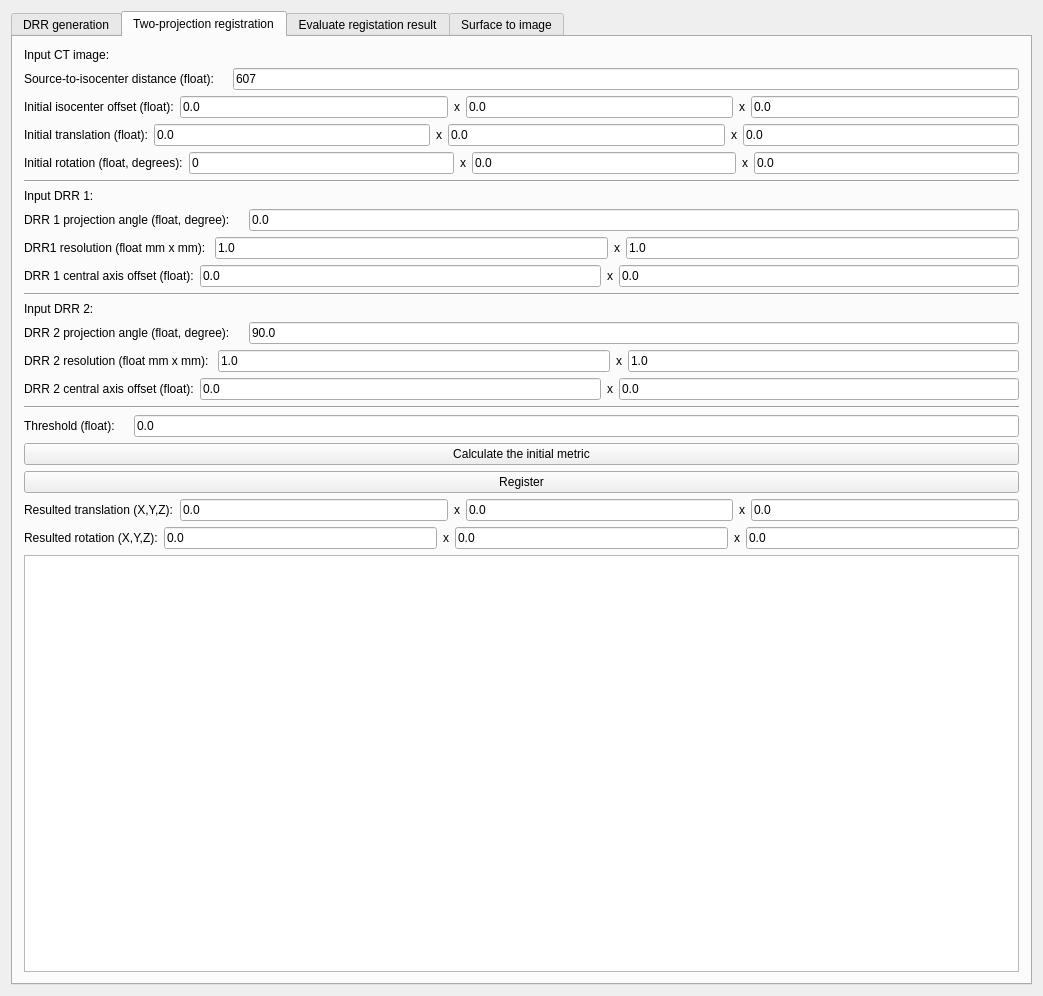
Before: the Qt Designer form Plugins/org.mitk.lancet.nodeeditor/src/internal/NodeEditorControls.ui in zzhou7/MITK_lancet, drawn with Qt 5.
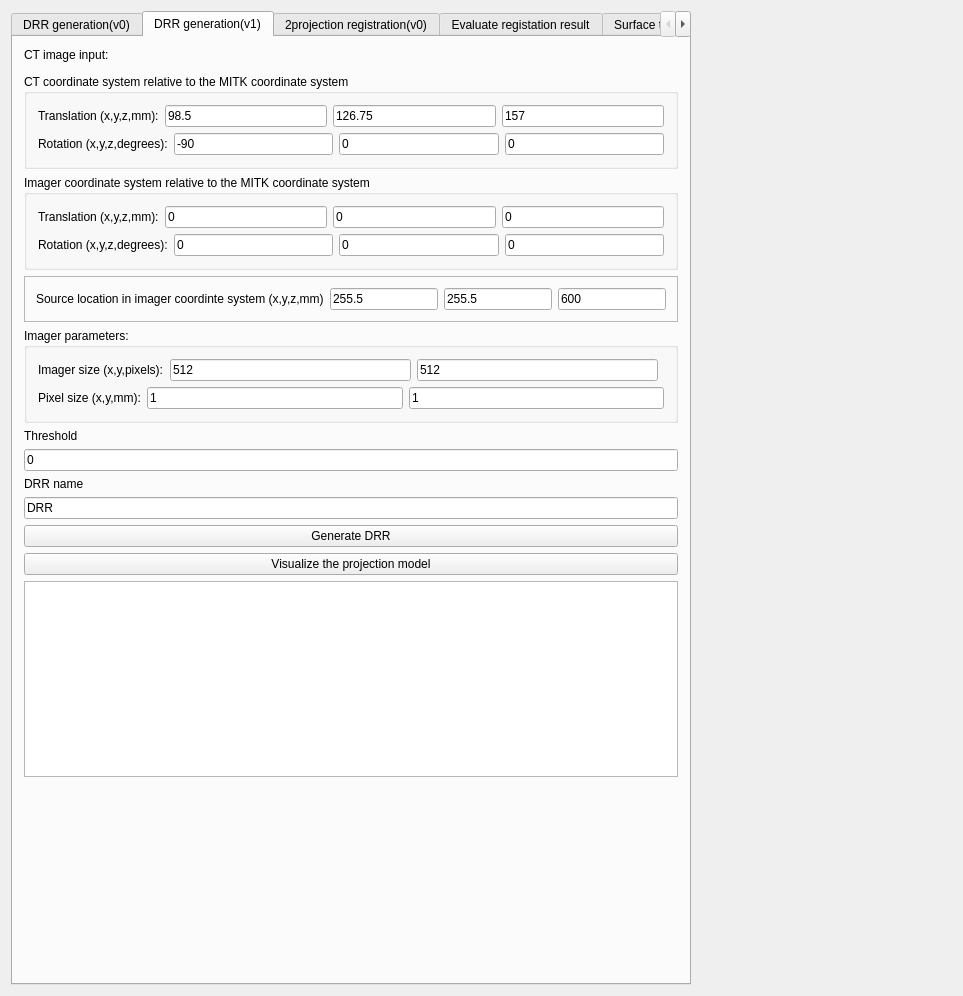
After: the same form once the commit is applied. Custom widgets are drawn as their Qt base class.

Commit message:
DRR coordinate system transform and visual kits
3 coordinate systems: MITK, CT and imager plane. The ray source is described regarding to the imager plane. The illustration is needed for comprehension. An STL monitor screen model is loaded separately

```diff
--- a/Plugins/org.mitk.lancet.nodeeditor/src/internal/NodeEditorControls.ui
+++ b/Plugins/org.mitk.lancet.nodeeditor/src/internal/NodeEditorControls.ui
@@ -6,7 +6,7 @@
    <rect>
     <x>0</x>
     <y>0</y>
-    <width>1043</width>
+    <width>963</width>
     <height>996</height>
    </rect>
   </property>
@@ -19,15 +19,15 @@
   <property name="windowTitle">
    <string>QmitkTemplate</string>
   </property>
-  <layout class="QHBoxLayout" name="horizontalLayout_7">
-   <item>
+  <layout class="QFormLayout" name="formLayout">
+   <item row="0" column="0">
     <widget class="QTabWidget" name="tabWidget">
      <property name="currentIndex">
       <number>1</number>
      </property>
      <widget class="QWidget" name="tab_5">
       <attribute name="title">
-       <string>DRR generation</string>
+       <string>DRR generation(v0)</string>
       </attribute>
       <layout class="QVBoxLayout" name="verticalLayout_2">
        <item>
@@ -524,9 +524,343 @@
        </item>
       </layout>
      </widget>
+     <widget class="QWidget" name="tab">
+      <attribute name="title">
+       <string>DRR generation(v1)</string>
+      </attribute>
+      <layout class="QGridLayout" name="gridLayout_3">
+       <item row="2" column="0">
+        <widget class="QGroupBox" name="groupBox">
+         <property name="title">
+          <string>CT coordinate system relative to the MITK coordinate system</string>
+         </property>
+         <layout class="QVBoxLayout" name="verticalLayout_11">
+          <item>
+           <layout class="QHBoxLayout" name="horizontalLayout_70">
+            <item>
+             <widget class="QLabel" name="label_72">
+              <property name="text">
+               <string>Translation (x,y,z,mm):</string>
+              </property>
+             </widget>
+            </item>
+            <item>
+             <widget class="QLineEdit" name="ctTxLineEdit">
+              <property name="text">
+               <string>98.5</string>
+              </property>
+             </widget>
+            </item>
+            <item>
+             <widget class="QLineEdit" name="ctTyLineEdit">
+              <property name="text">
+               <string>126.75</string>
+              </property>
+             </widget>
+            </item>
+            <item>
+             <widget class="QLineEdit" name="ctTzLineEdit">
+              <property name="text">
+               <string>157</string>
+              </property>
+             </widget>
+            </item>
+           </layout>
+          </item>
+          <item>
+           <layout class="QHBoxLayout" name="horizontalLayout_69">
+            <item>
+             <widget class="QLabel" name="label_74">
+              <property name="text">
+               <string>Rotation (x,y,z,degrees):</string>
+              </property>
+             </widget>
+            </item>
+            <item>
+             <widget class="QLineEdit" name="ctRxLineEdit">
+              <property name="text">
+               <string>-90</string>
+              </property>
+             </widget>
+            </item>
+            <item>
+             <widget class="QLineEdit" name="ctRyLineEdit">
+              <property name="text">
+               <string>0</string>
+              </property>
+             </widget>
+            </item>
+            <item>
+             <widget class="QLineEdit" name="ctRzLineEdit">
+              <property name="text">
+               <string>0</string>
+              </property>
+             </widget>
+            </item>
+           </layout>
+          </item>
+         </layout>
+        </widget>
+       </item>
+       <item row="4" column="0">
+        <widget class="QFrame" name="frame_2">
+         <property name="frameShape">
+          <enum>QFrame::StyledPanel</enum>
+         </property>
+         <property name="frameShadow">
+          <enum>QFrame::Raised</enum>
+         </property>
+         <layout class="QVBoxLayout" name="verticalLayout_14">
+          <item>
+           <layout class="QHBoxLayout" name="horizontalLayout_66">
+            <item>
+             <widget class="QLabel" name="label_151">
+              <property name="text">
+               <string>Source location in imager coordinte system (x,y,z,mm)</string>
+              </property>
+             </widget>
+            </item>
+            <item>
+             <widget class="QLineEdit" name="sourceXLineEdit">
+              <property name="text">
+               <string>255.5</string>
+              </property>
+             </widget>
+            </item>
+            <item>
+             <widget class="QLineEdit" name="sourceYLineEdit">
+              <property name="text">
+               <string>255.5</string>
+              </property>
+             </widget>
+            </item>
+            <item>
+             <widget class="QLineEdit" name="sourceZLineEdit">
+              <property name="text">
+               <string>600</string>
+              </property>
+             </widget>
+            </item>
+           </layout>
+          </item>
+         </layout>
+        </widget>
+       </item>
+       <item row="13" column="0">
+        <spacer name="verticalSpacer_7">
+         <property name="orientation">
+          <enum>Qt::Vertical</enum>
+         </property>
+         <property name="sizeHint" stdset="0">
+          <size>
+           <width>20</width>
+           <height>40</height>
+          </size>
+         </property>
+        </spacer>
+       </item>
+       <item row="0" column="0">
+        <widget class="QLabel" name="label_69">
+         <property name="text">
+          <string>CT image input:</string>
+         </property>
+        </widget>
+       </item>
+       <item row="6" column="0">
+        <widget class="QLabel" name="label_71">
+         <property name="text">
+          <string>Threshold</string>
+         </property>
+        </widget>
+       </item>
+       <item row="11" column="0">
+        <widget class="QPushButton" name="drrModelVisualPushButton">
+         <property name="text">
+          <string>Visualize the projection model</string>
+         </property>
+        </widget>
+       </item>
+       <item row="5" column="0">
+        <widget class="QGroupBox" name="groupBox_3">
+         <property name="title">
+          <string>Imager parameters:</string>
+         </property>
+         <layout class="QVBoxLayout" name="verticalLayout_13">
+          <item>
+           <layout class="QHBoxLayout" name="horizontalLayout_64">
+            <item>
+             <widget class="QLabel" name="label_153">
+              <property name="text">
+               <string>Imager size (x,y,pixels):</string>
+              </property>
+             </widget>
+            </item>
+            <item>
+             <widget class="QLineEdit" name="imagerPixelNumXLineEdit">
+              <property name="text">
+               <string>512</string>
+              </property>
+             </widget>
+            </item>
+            <item>
+             <widget class="QLineEdit" name="imagerPixelNumYLineEdit">
+              <property name="text">
+               <string>512</string>
+              </property>
+             </widget>
+            </item>
+            <item>
+             <widget class="QFrame" name="frame">
+              <property name="frameShape">
+               <enum>QFrame::StyledPanel</enum>
+              </property>
+              <property name="frameShadow">
+               <enum>QFrame::Raised</enum>
+              </property>
+             </widget>
+            </item>
+           </layout>
+          </item>
+          <item>
+           <layout class="QHBoxLayout" name="horizontalLayout_65">
+            <item>
+             <widget class="QLabel" name="label_154">
+              <property name="text">
+               <string>Pixel size (x,y,mm):</string>
+              </property>
+             </widget>
+            </item>
+            <item>
+             <widget class="QLineEdit" name="imagerPixelSizeXLineEdit">
+              <property name="text">
+               <string>1</string>
+              </property>
+             </widget>
+            </item>
+            <item>
+             <widget class="QLineEdit" name="imagerPixelSizeYLineEdit">
+              <property name="text">
+               <string>1</string>
+              </property>
+             </widget>
+            </item>
+           </layout>
+          </item>
+         </layout>
+        </widget>
+       </item>
+       <item row="1" column="0">
+        <widget class="QmitkSingleNodeSelectionWidget" name="newDrrCtImageSingleNodeSelectionWidget" native="true"/>
+       </item>
+       <item row="3" column="0">
+        <widget class="QGroupBox" name="groupBox_2">
+         <property name="title">
+          <string>Imager coordinate system relative to the MITK coordinate system</string>
+         </property>
+         <layout class="QVBoxLayout" name="verticalLayout_12">
+          <item>
+           <layout class="QHBoxLayout" name="horizontalLayout_68">
+            <item>
+             <widget class="QLabel" name="label_73">
+              <property name="text">
+               <string>Translation (x,y,z,mm):</string>
+              </property>
+             </widget>
+            </item>
+            <item>
+             <widget class="QLineEdit" name="imagerTxLineEdit">
+              <property name="text">
+               <string>0</string>
+              </property>
+             </widget>
+            </item>
+            <item>
+             <widget class="QLineEdit" name="imagerTyLineEdit">
+              <property name="text">
+               <string>0</string>
+              </property>
+             </widget>
+            </item>
+            <item>
+             <widget class="QLineEdit" name="imagerTzLineEdit">
+              <property name="text">
+               <string>0</string>
+              </property>
+             </widget>
+            </item>
+           </layout>
+          </item>
+          <item>
+           <layout class="QHBoxLayout" name="horizontalLayout_67">
+            <item>
+             <widget class="QLabel" name="label_75">
+              <property name="text">
+               <string>Rotation (x,y,z,degrees):</string>
+              </property>
+             </widget>
+            </item>
+            <item>
+             <widget class="QLineEdit" name="imagerRxLineEdit">
+              <property name="text">
+               <string>0</string>
+              </property>
+             </widget>
+            </item>
+            <item>
+             <widget class="QLineEdit" name="imagerRyLineEdit">
+              <property name="text">
+               <string>0</string>
+              </property>
+             </widget>
+            </item>
+            <item>
+             <widget class="QLineEdit" name="imagerRzLineEdit">
+              <property name="text">
+               <string>0</string>
+              </property>
+             </widget>
+            </item>
+           </layout>
+          </item>
+         </layout>
+        </widget>
+       </item>
+       <item row="10" column="0">
+        <widget class="QPushButton" name="newGenerateDrrPushButton">
+         <property name="text">
+          <string>Generate DRR</string>
+         </property>
+        </widget>
+       </item>
+       <item row="9" column="0">
+        <widget class="QLineEdit" name="drrNameLineEdit">
+         <property name="text">
+          <string>DRR</string>
+         </property>
+        </widget>
+       </item>
+       <item row="7" column="0">
+        <widget class="QLineEdit" name="newDrrthresLineEdit">
+         <property name="text">
+          <string>0</string>
+         </property>
+        </widget>
+       </item>
+       <item row="8" column="0">
+        <widget class="QLabel" name="label_70">
+         <property name="text">
+          <string>DRR name</string>
+         </property>
+        </widget>
+       </item>
+       <item row="12" column="0">
+        <widget class="QTextBrowser" name="newDrrTextBrowser"/>
+       </item>
+      </layout>
+     </widget>
      <widget class="QWidget" name="tab_6">
       <attribute name="title">
-       <string>Two-projection registration</string>
+       <string>2projection registration(v0)</string>
       </attribute>
       <layout class="QVBoxLayout" name="verticalLayout_3">
        <item>
```
The commit also changes 3 other files.
